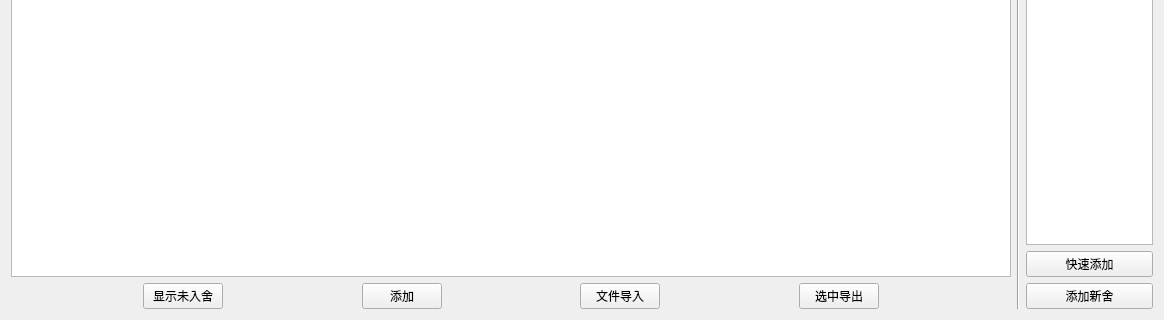
This is goatqueryform.ui in po-ppy/Goat as Qt 5 draws it before an edit; both pictures show x 0 to 1164 and y 354 to 674 of the 1164 by 674 pixel window. The edited form follows.
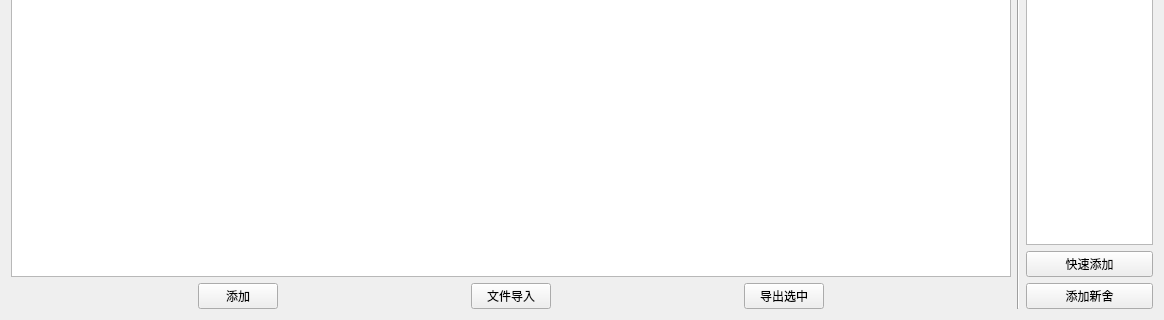
This is the edited form.

```diff
--- a/goatqueryform.ui
+++ b/goatqueryform.ui
@@ -212,26 +212,6 @@
        </item>
        <item>
         <layout class="QHBoxLayout" name="horizontalLayout_4">
-         <item>
-          <spacer name="horizontalSpacer_6">
-           <property name="orientation">
-            <enum>Qt::Horizontal</enum>
-           </property>
-           <property name="sizeHint" stdset="0">
-            <size>
-             <width>40</width>
-             <height>20</height>
-            </size>
-           </property>
-          </spacer>
-         </item>
-         <item>
-          <widget class="QPushButton" name="showNoHouseGoatButton">
-           <property name="text">
-            <string>显示未入舍</string>
-           </property>
-          </widget>
-         </item>
          <item>
           <spacer name="horizontalSpacer_3">
            <property name="orientation">
@@ -288,7 +268,7 @@
          <item>
           <widget class="QPushButton" name="exportButton">
            <property name="text">
-            <string>选中导出</string>
+            <string>导出选中</string>
            </property>
           </widget>
          </item>
```
Left out of the diff: 4 changed lines with no effect on the pictures.
